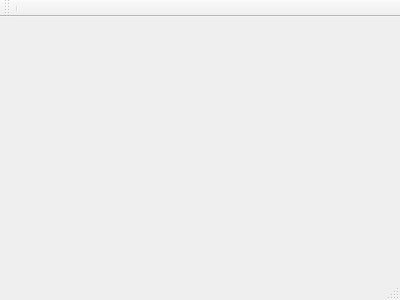
lansdon/cpts483_drc, file drc/DRCClient.ui: the form before one commit.
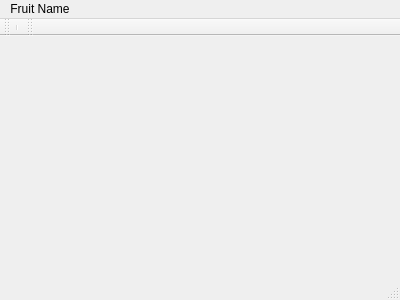
The form after the commit.

```diff
--- a/drc/DRCClient.ui
+++ b/drc/DRCClient.ui
@@ -23,6 +23,12 @@
      <height>22</height>
     </rect>
    </property>
+   <widget class="QMenu" name="menuFruit_Name">
+    <property name="title">
+     <string>Fruit Name</string>
+    </property>
+   </widget>
+   <addaction name="menuFruit_Name"/>
   </widget>
   <widget class="QToolBar" name="mainToolBar">
    <attribute name="toolBarArea">
@@ -34,6 +40,17 @@
    <addaction name="separator"/>
   </widget>
   <widget class="QStatusBar" name="statusBar"/>
+  <widget class="QToolBar" name="toolBar">
+   <property name="windowTitle">
+    <string>toolBar</string>
+   </property>
+   <attribute name="toolBarArea">
+    <enum>TopToolBarArea</enum>
+   </attribute>
+   <attribute name="toolBarBreak">
+    <bool>false</bool>
+   </attribute>
+  </widget>
  </widget>
  <layoutdefault spacing="6" margin="11"/>
  <resources/>
```
